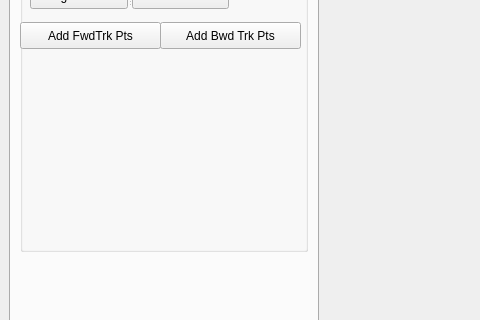
First picture: the form in kittiQviewer.ui, repository CansenJIANG/kittiQviewer, before the edit; both pictures show x 0 to 480 and y 311 to 631 of the 989 by 859 pixel window.
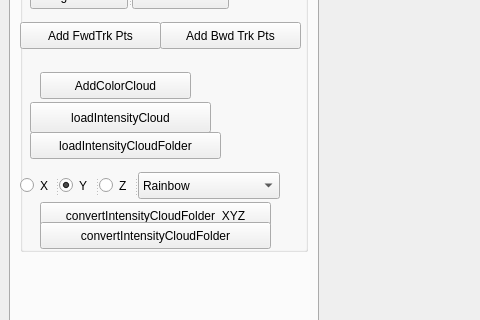
Second picture: the form after the edit. The open tabs and pages were chosen to show the change. Custom widgets are drawn as their Qt base class.

Commit message: Added OctoMap Tab

Diff of the .ui file:
```diff
--- a/kittiQviewer.ui
+++ b/kittiQviewer.ui
@@ -1236,6 +1236,137 @@
              <string>Add Bwd Trk Pts</string>
             </property>
            </widget>
+           <widget class="QPushButton" name="addColorCloud">
+            <property name="geometry">
+             <rect>
+              <x>20</x>
+              <y>320</y>
+              <width>151</width>
+              <height>27</height>
+             </rect>
+            </property>
+            <property name="text">
+             <string>AddColorCloud</string>
+            </property>
+           </widget>
+           <widget class="QPushButton" name="loadIntensityCloud">
+            <property name="geometry">
+             <rect>
+              <x>10</x>
+              <y>350</y>
+              <width>181</width>
+              <height>31</height>
+             </rect>
+            </property>
+            <property name="text">
+             <string>loadIntensityCloud</string>
+            </property>
+           </widget>
+           <widget class="QPushButton" name="loadIntensityCloudFolder">
+            <property name="geometry">
+             <rect>
+              <x>10</x>
+              <y>380</y>
+              <width>191</width>
+              <height>27</height>
+             </rect>
+            </property>
+            <property name="text">
+             <string>loadIntensityCloudFolder</string>
+            </property>
+           </widget>
+           <widget class="QSplitter" name="splitter_35">
+            <property name="geometry">
+             <rect>
+              <x>0</x>
+              <y>420</y>
+              <width>260</width>
+              <height>27</height>
+             </rect>
+            </property>
+            <property name="orientation">
+             <enum>Qt::Horizontal</enum>
+            </property>
+            <widget class="QSplitter" name="splitter_34">
+             <property name="orientation">
+              <enum>Qt::Horizontal</enum>
+             </property>
+             <widget class="QRadioButton" name="colorize_X">
+              <property name="text">
+               <string>X</string>
+              </property>
+              <property name="checked">
+               <bool>false</bool>
+              </property>
+             </widget>
+             <widget class="QRadioButton" name="colorize_Y">
+              <property name="text">
+               <string>Y</string>
+              </property>
+              <property name="checked">
+               <bool>true</bool>
+              </property>
+             </widget>
+             <widget class="QRadioButton" name="colorize_Z">
+              <property name="text">
+               <string>Z</string>
+              </property>
+             </widget>
+            </widget>
+            <widget class="QComboBox" name="odoMap_ColorMode">
+             <item>
+              <property name="text">
+               <string>Rainbow</string>
+              </property>
+             </item>
+             <item>
+              <property name="text">
+               <string>Blue-&gt;Red</string>
+              </property>
+             </item>
+             <item>
+              <property name="text">
+               <string>Green-&gt;Magenta</string>
+              </property>
+             </item>
+             <item>
+              <property name="text">
+               <string>White-&gt;Red</string>
+              </property>
+             </item>
+             <item>
+              <property name="text">
+               <string>Grey-&gt;Red</string>
+              </property>
+             </item>
+            </widget>
+           </widget>
+           <widget class="QPushButton" name="convertIntensityCloud">
+            <property name="geometry">
+             <rect>
+              <x>20</x>
+              <y>450</y>
+              <width>231</width>
+              <height>27</height>
+             </rect>
+            </property>
+            <property name="text">
+             <string>convertIntensityCloudFolder_XYZ</string>
+            </property>
+           </widget>
+           <widget class="QPushButton" name="convertIntensityCloud_Org">
+            <property name="geometry">
+             <rect>
+              <x>20</x>
+              <y>470</y>
+              <width>231</width>
+              <height>27</height>
+             </rect>
+            </property>
+            <property name="text">
+             <string>convertIntensityCloudFolder</string>
+            </property>
+           </widget>
           </widget>
          </item>
         </layout>
```
Left out of the diff: 15 changed lines with no effect on the pictures. The commit also changes 4 other files.
